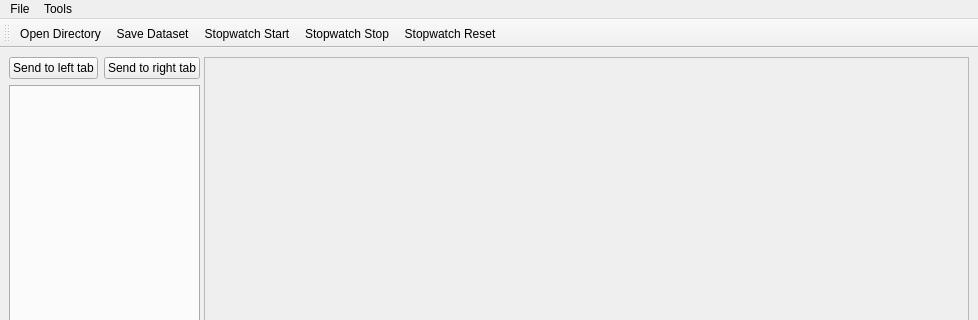
kwon-young/pyqt_corrector, file data/mainwindow.ui: the form before one commit; both pictures show x 0 to 978 and y 0 to 320 of the 978 by 784 pixel window.
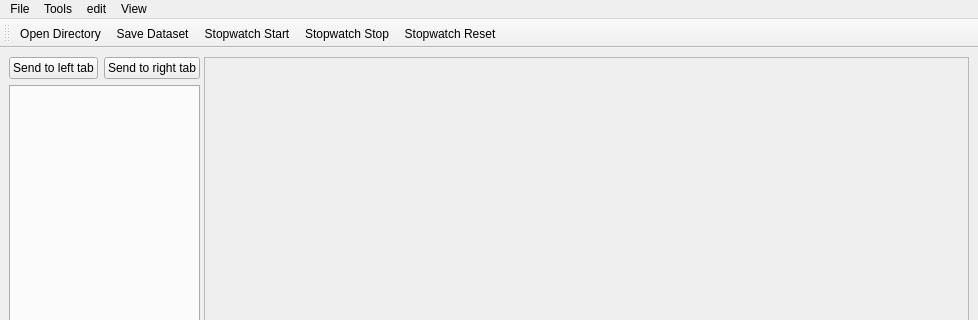
The form after the commit.

What changed in the file:
```diff
--- a/data/mainwindow.ui
+++ b/data/mainwindow.ui
@@ -130,8 +130,26 @@
     <addaction name="actionStopwatch_Stop"/>
     <addaction name="actionStopwatch_Reset"/>
    </widget>
+   <widget class="QMenu" name="menuedit">
+    <property name="title">
+     <string>edit</string>
+    </property>
+    <addaction name="actionSend_to_left_tab"/>
+    <addaction name="actionSend_to_right_tab"/>
+    <addaction name="actionNext_label"/>
+    <addaction name="actionPrevious_label"/>
+   </widget>
+   <widget class="QMenu" name="menuView">
+    <property name="title">
+     <string>View</string>
+    </property>
+    <addaction name="actionPrevious_box"/>
+    <addaction name="actionNext_box"/>
+   </widget>
    <addaction name="menuFile"/>
    <addaction name="menuTools"/>
+   <addaction name="menuedit"/>
+   <addaction name="menuView"/>
   </widget>
   <widget class="QStatusBar" name="statusbar"/>
   <widget class="QToolBar" name="toolBar">
```
Left out of the diff: 48 changed lines with no effect on the pictures.
